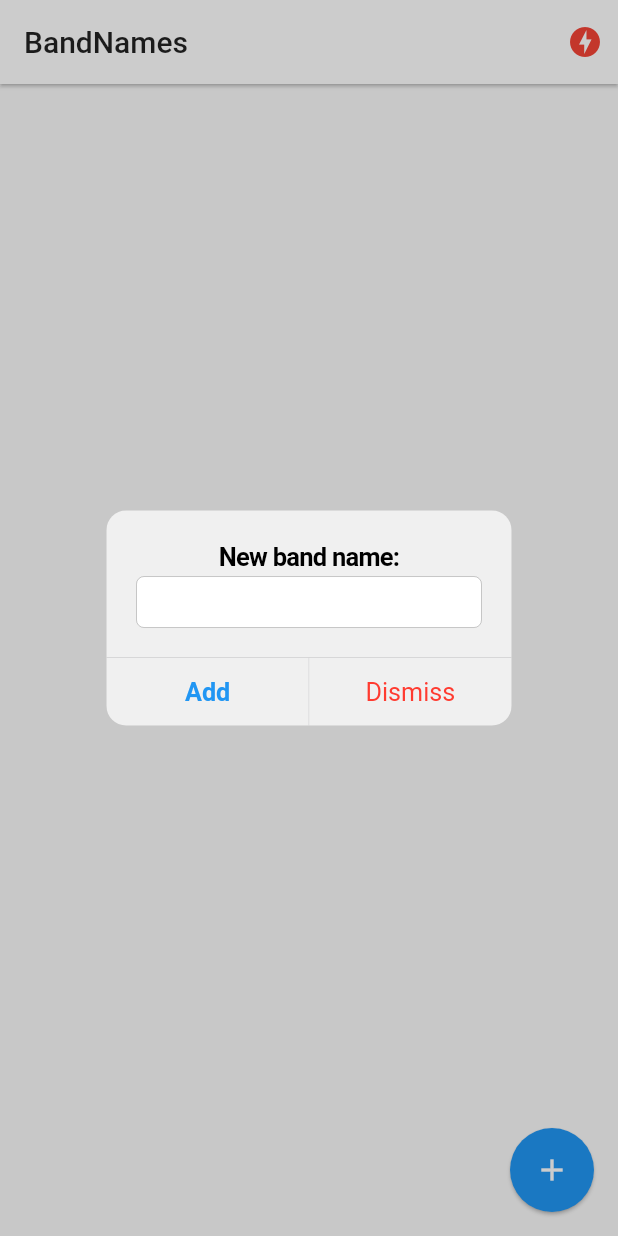
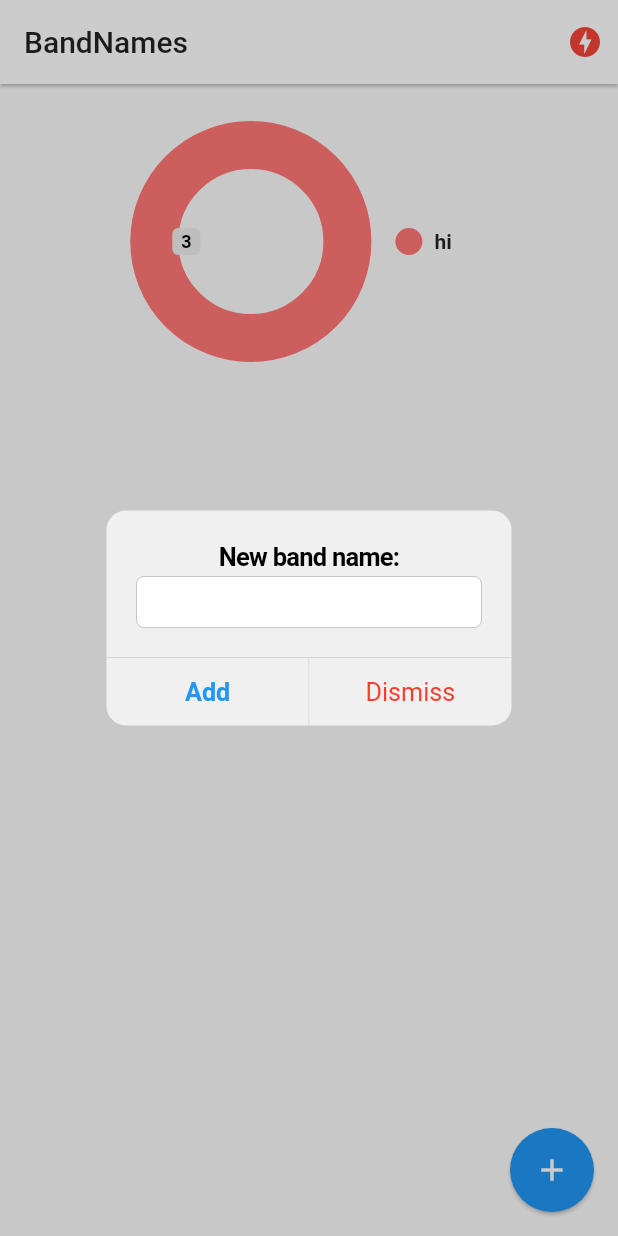
Before and after one commit to CRUXsur/bandnames, a Flutter app: the screen it shows after launch, after a tap on the "add" icon, on a phone screen of 412 x 824 dp. Run offline on Flutter 3.47's test engine with Material 2 defaults, Android fonts, the phone set to English and light mode, and no system bars; drawn by our look-alikes of pie_chart; our stand-ins replace socket_io_client; network calls fail.

Commit message:
Grafica en tiempo real

```diff
--- a/lib/pages/home.dart
+++ b/lib/pages/home.dart
@@ -3,9 +3,10 @@ import 'dart:io';
 import 'package:flutter/cupertino.dart';
 import 'package:flutter/material.dart';
 import 'package:provider/provider.dart';
-import 'package:band_names/services/socket_service.dart';
+import 'package:pie_chart/pie_chart.dart';
 
 import 'package:band_names/models/band.dart';
+import 'package:band_names/services/socket_service.dart';
 
 class HomePage extends StatefulWidget {
   const HomePage({Key? key}) : super(key: key);
@@ -68,9 +69,17 @@ class _HomePageState extends State<HomePage> {
           )
         ],
       ),
-      body: ListView.builder(
-        itemCount: bands.length,
-        itemBuilder: (context, i) => _bandTile(bands[i]),
+      body: Column(
+        children: <Widget>[
+          //
+          _showGraph(),
+          Expanded(
+            child: ListView.builder(
+              itemCount: bands.length,
+              itemBuilder: (context, i) => _bandTile(bands[i]),
+            ),
+          ),
+        ],
       ),
       floatingActionButton: FloatingActionButton(
           child: const Icon(Icons.add),
@@ -186,4 +195,62 @@ class _HomePageState extends State<HomePage> {
     // cerramos el dialogo
     Navigator.pop(context);
   }
+
+  // Mostrar Grafica
+  Widget _showGraph() {
+    //
+    Map<String, double>? dataMap = {
+      'hi': 3,
+    };
+//    Map<String, double> dataMap = Map();
+    //dataMap.putIfAbsent('Flutter', () => 5);
+    // ! o tb bands.forEach((band){ <=> for (var band in bands) {
+    bands.forEach((band) {
+      dataMap.putIfAbsent(band.name, () => band.votes.toDouble());
+    });
+
+/*     final List<Color> colorList = [
+      Colors.blue[50],
+      Colors.blue[200],
+      Colors.pink[50],
+      Colors.pink[200],
+      Colors.yellow[50],
+      Colors.yellow[200],
+    ]; */
+
+    return Container(
+      padding: const EdgeInsets.only(top: 10),
+      width: double.infinity,
+      height: 200,
+      child: PieChart(
+        dataMap: dataMap,
+        animationDuration: const Duration(milliseconds: 800),
+        chartLegendSpacing: 32,
+        chartRadius: MediaQuery.of(context).size.width / 3.2,
+        //colorList: colorList,
+        initialAngleInDegree: 0,
+        chartType: ChartType.ring,
+        ringStrokeWidth: 32,
+        //centerText: "HYBRID",
+        legendOptions: const LegendOptions(
+          showLegendsInRow: false,
+          legendPosition: LegendPosition.right,
+          showLegends: true,
+          //legendShape: _BoxShape.circle,
+          legendTextStyle: TextStyle(
+            fontWeight: FontWeight.bold,
+          ),
+        ),
+        chartValuesOptions: const ChartValuesOptions(
+          showChartValueBackground: true,
+          showChartValues: true,
+          showChartValuesInPercentage: false,
+          showChartValuesOutside: false,
+          decimalPlaces: 0,
+        ),
+        // gradientList: ---To add gradient colors---
+        // emptyColorGradient: ---Empty Color gradient---
+      ),
+    );
+  }
 }
--- a/pubspec.yaml
+++ b/pubspec.yaml
@@ -36,6 +36,7 @@ dependencies:
   cupertino_icons: ^1.0.2
   socket_io_client: ^2.0.0-beta.3-nullsafety.0
   provider: ^6.0.2
+  pie_chart: ^5.3.0
 
 dev_dependencies:
   flutter_test:
```
Also changed, not shown: pubspec.lock.
